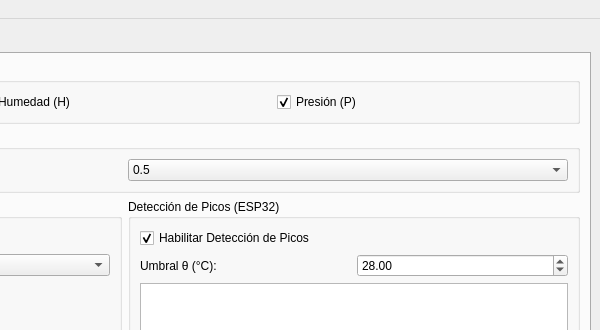
This is gui_python/bme688_gui.ui in Myrksh/CC5328-Tarea-2 as Qt 5 draws it before an edit; both pictures show x 350 to 950 and y 0 to 330 of the 950 by 800 pixel window. The edited form follows.
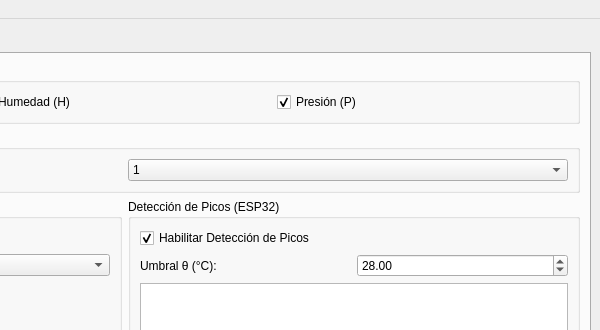
This is the edited form. The open tabs and pages were chosen to show the change.

```diff
--- a/gui_python/bme688_gui.ui
+++ b/gui_python/bme688_gui.ui
@@ -120,6 +120,9 @@
            </item>
            <item>
             <widget class="QComboBox" name="combo_frecuencia">
+             <property name="currentIndex">
+              <number>1</number>
+             </property>
              <item>
               <property name="text">
                <string>0.5</string>
```
